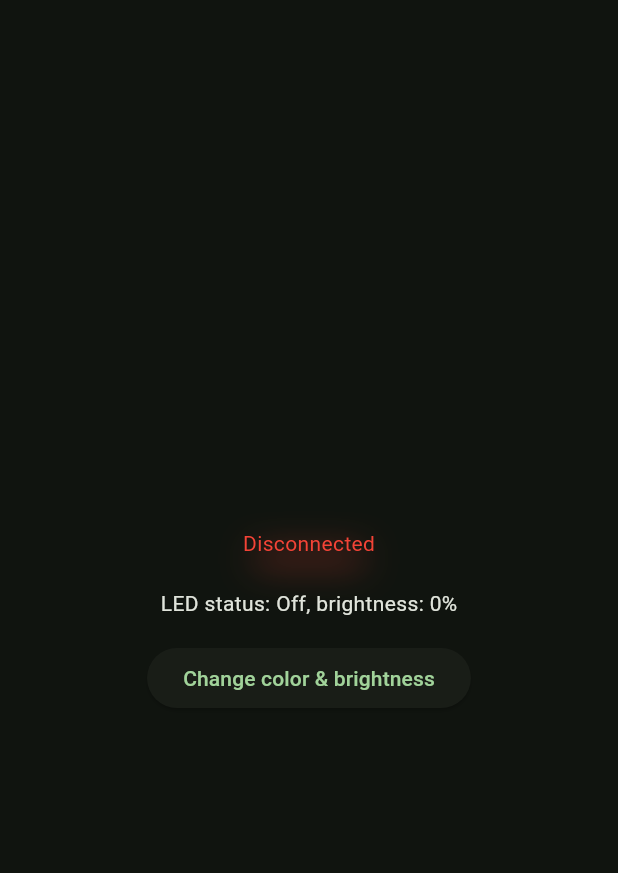
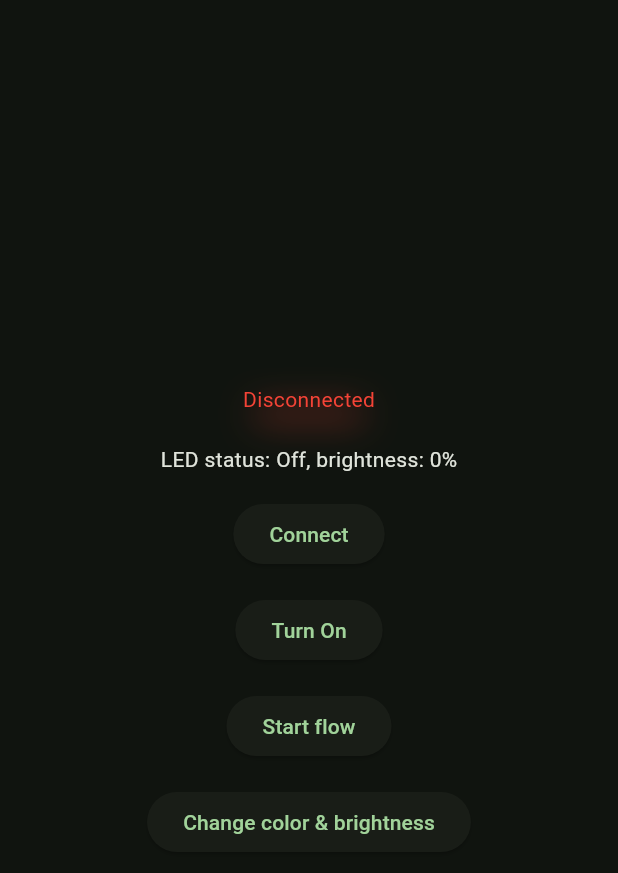
Before and after one commit to zeykafx/yeelight_controller-app, a Flutter app: the screen it shows after launch, on a phone screen of 412 x 824 dp. Shown: the top 873 px of the screen. Run offline on Flutter 3.47's test engine with Material 2 defaults, Android fonts, the light colour scheme and no system bars; drawn by our look-alikes of dynamic_color; our stand-ins replace flutter_colorpicker, flutter_hooks, styled_widget; missing offline and left inert: yeedart.

Commit message:
added all the other buttons to be on par with the old app

```diff
--- a/lib/Api/yeelight_api.dart
+++ b/lib/Api/yeelight_api.dart
@@ -13,6 +13,7 @@ class YeelightApi {
     timer = Timer.periodic(const Duration(seconds: 4), (Timer t) => getCurrentPower());
   }
 
+  /// discovers lights on the local network
   Future<void> getLights() async {
     await Yeelight.discover().then((value) {
       if (value.isNotEmpty) {
@@ -26,11 +27,13 @@ class YeelightApi {
     });
   }
 
+  /// disconnects from the connected LEDs
   void disconnect() {
     device!.disconnect();
     device = null;
   }
 
+  /// sets deviceBrightness and devicePower with the current brightness and power
   Future<void> getCurrentPower() async {
     await device?.getProps(id: 1, parameters: ["bright, power"]).then((response) {
       if (response != null && response.result![0] != "ok") {
@@ -40,6 +43,7 @@ class YeelightApi {
     });
   }
 
+  /// toggles the lights, if on -> off and vice versa
   Future<void> toggleLights() async {
     device!.toggle();
 
@@ -48,6 +52,7 @@ class YeelightApi {
     });
   }
 
+  /// starts flow mode on the connected LEDs
   Future<void> startFlow() async {
     FlowTransition transitionSpeed = const FlowTransition.sleep(duration: Duration(milliseconds: 2000));
     await device!.startFlow(
--- a/lib/Components/color_dialog.dart
+++ b/lib/Components/color_dialog.dart
@@ -14,7 +14,6 @@ class ColorDialog extends HookWidget {
   @override
   Widget build(BuildContext context) {
     final pickerColor = useState<Color>(const Color(0xffff0000));
-    final currentColor = useState<Color>(const Color(0xffff0000));
     final brightnessToSet = useState<double>(100);
 
     return AlertDialog(
--- a/lib/Components/home.dart
+++ b/lib/Components/home.dart
@@ -28,6 +28,28 @@ class Home extends HookWidget {
                 ),
 
             Text("LED status: ${yeelightApi.devicePower ? "On" : "Off"}, brightness: ${yeelightApi.deviceBrightness}%"),
+
+            ElevatedButton(
+              onPressed: () {
+                yeelightApi.device != null ? yeelightApi.disconnect() : yeelightApi.getLights();
+              },
+              child: Text(yeelightApi.device != null ? 'Disconnect' : "Connect"),
+            ),
+
+            ElevatedButton(
+              onPressed: () {
+                yeelightApi.toggleLights();
+              },
+              child: Text(yeelightApi.devicePower ? 'Turn Off' : "Turn On"),
+            ),
+
+            ElevatedButton(
+              onPressed: () {
+                yeelightApi.startFlow();
+              },
+              child: const Text('Start flow'),
+            ),
+
             ElevatedButton(
               onPressed: () => showDialog(context: context, builder: (BuildContext context) => ColorDialog(yeelightApi: yeelightApi)),
               child: const Text("Change color & brightness"),
```
